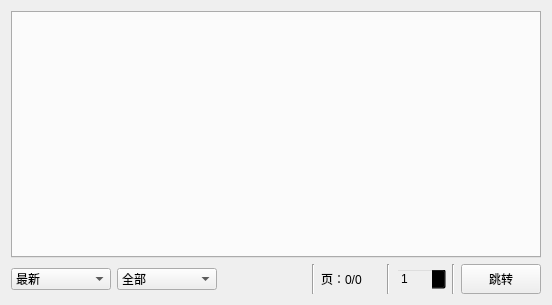
Old version of the form ui/ui_category.ui in the repository tonquer/JMComic-qt.
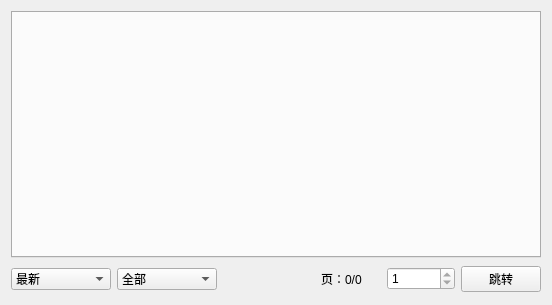
New version of the form.

```diff
--- a/ui/ui_category.ui
+++ b/ui/ui_category.ui
@@ -95,13 +95,6 @@
        </property>
       </spacer>
      </item>
-     <item>
-      <widget class="Line" name="line_4">
-       <property name="orientation">
-        <enum>Qt::Vertical</enum>
-       </property>
-      </widget>
-     </item>
      <item>
       <widget class="QLabel" name="label">
        <property name="minimumSize">
@@ -121,24 +114,14 @@
        </property>
       </widget>
      </item>
-     <item>
-      <widget class="Line" name="line_5">
-       <property name="orientation">
-        <enum>Qt::Vertical</enum>
-       </property>
-      </widget>
-     </item>
      <item>
       <widget class="QSpinBox" name="spinBox">
        <property name="minimumSize">
         <size>
-         <width>50</width>
+         <width>68</width>
          <height>0</height>
         </size>
        </property>
-       <property name="styleSheet">
-        <string notr="true">background-color:transparent;</string>
-       </property>
        <property name="minimum">
         <number>1</number>
        </property>
@@ -147,25 +130,12 @@
        </property>
       </widget>
      </item>
-     <item>
-      <widget class="Line" name="line_6">
-       <property name="orientation">
-        <enum>Qt::Vertical</enum>
-       </property>
-      </widget>
-     </item>
      <item>
       <widget class="QPushButton" name="jumpPage">
        <property name="minimumSize">
         <size>
-         <width>60</width>
-         <height>30</height>
-        </size>
-       </property>
-       <property name="maximumSize">
-        <size>
-         <width>16777215</width>
-         <height>30</height>
+         <width>64</width>
+         <height>0</height>
         </size>
        </property>
        <property name="text">
```
Left out of the diff: 2 changed lines with no effect on the pictures.
